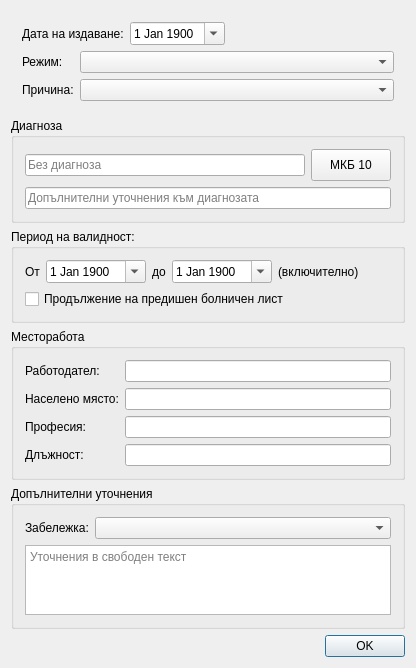
Before: the Qt Designer form src/View/Widgets/SickLeaveDialog.ui in thefinalcutbg/DinoDent, drawn with Qt 5.
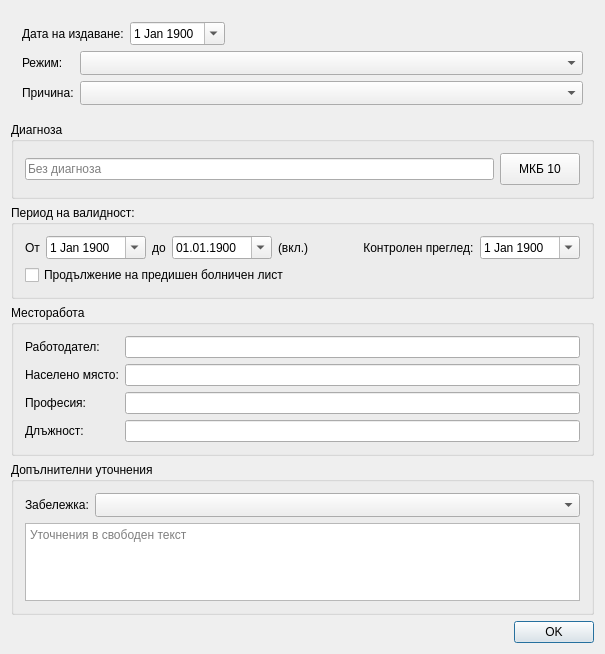
After: the same form once the commit is applied. Custom widgets are drawn as their Qt base class.

```diff
--- a/src/View/Widgets/SickLeaveDialog.ui
+++ b/src/View/Widgets/SickLeaveDialog.ui
@@ -6,8 +6,8 @@
    <rect>
     <x>0</x>
     <y>0</y>
-    <width>416</width>
-    <height>637</height>
+    <width>605</width>
+    <height>654</height>
    </rect>
   </property>
   <property name="windowTitle">
@@ -114,6 +114,9 @@
               <verstretch>0</verstretch>
              </sizepolicy>
             </property>
+            <property name="sizeAdjustPolicy">
+             <enum>QComboBox::SizeAdjustPolicy::AdjustToMinimumContentsLengthWithIcon</enum>
+            </property>
            </widget>
           </item>
           <item>
@@ -124,6 +127,9 @@
               <verstretch>0</verstretch>
              </sizepolicy>
             </property>
+            <property name="sizeAdjustPolicy">
+             <enum>QComboBox::SizeAdjustPolicy::AdjustToMinimumContentsLengthWithIcon</enum>
+            </property>
            </widget>
           </item>
          </layout>
@@ -175,19 +181,6 @@
         </item>
        </layout>
       </item>
-      <item>
-       <widget class="AutoCompleteLineEdit" name="diagDescrEdit">
-        <property name="text">
-         <string/>
-        </property>
-        <property name="maxLength">
-         <number>1000</number>
-        </property>
-        <property name="placeholderText">
-         <string>Допълнителни уточнения към диагнозата</string>
-        </property>
-       </widget>
-      </item>
      </layout>
     </widget>
    </item>
@@ -222,12 +215,12 @@
           </property>
           <property name="maximumDateTime">
            <datetime>
-            <hour>5</hour>
+            <hour>23</hour>
             <minute>59</minute>
             <second>59</second>
             <year>9999</year>
             <month>12</month>
-            <day>27</day>
+            <day>26</day>
            </datetime>
           </property>
           <property name="minimumDate">
@@ -272,12 +265,12 @@
           </property>
           <property name="maximumDateTime">
            <datetime>
-            <hour>3</hour>
+            <hour>23</hour>
             <minute>59</minute>
             <second>59</second>
             <year>9999</year>
             <month>12</month>
-            <day>27</day>
+            <day>26</day>
            </datetime>
           </property>
           <property name="minimumDate">
@@ -287,6 +280,9 @@
             <day>1</day>
            </date>
           </property>
+          <property name="displayFormat">
+           <string>dd.MM.yyyy</string>
+          </property>
           <property name="calendarPopup">
            <bool>true</bool>
           </property>
@@ -308,18 +304,85 @@
            </sizepolicy>
           </property>
           <property name="text">
-           <string>(включително)</string>
+           <string>(вкл.)</string>
+          </property>
+         </widget>
+        </item>
+        <item>
+         <widget class="QLabel" name="label_12">
+          <property name="text">
+           <string> Контролен преглед:</string>
+          </property>
+         </widget>
+        </item>
+        <item>
+         <widget class="DateEdit" name="checkupDate">
+          <property name="minimumSize">
+           <size>
+            <width>100</width>
+            <height>0</height>
+           </size>
+          </property>
+          <property name="buttonSymbols">
+           <enum>QAbstractSpinBox::ButtonSymbols::NoButtons</enum>
+          </property>
+          <property name="showGroupSeparator" stdset="0">
+           <bool>false</bool>
+          </property>
+          <property name="maximumDateTime">
+           <datetime>
+            <hour>21</hour>
+            <minute>59</minute>
+            <second>59</second>
+            <year>9999</year>
+            <month>12</month>
+            <day>26</day>
+           </datetime>
+          </property>
+          <property name="minimumDate">
+           <date>
+            <year>1900</year>
+            <month>1</month>
+            <day>1</day>
+           </date>
+          </property>
+          <property name="calendarPopup">
+           <bool>true</bool>
+          </property>
+          <property name="date">
+           <date>
+            <year>1900</year>
+            <month>1</month>
+            <day>1</day>
+           </date>
           </property>
          </widget>
         </item>
        </layout>
       </item>
       <item>
-       <widget class="QCheckBox" name="continuationCheck">
-        <property name="text">
-         <string>Продължение на предишен болничен лист</string>
-        </property>
-       </widget>
+       <layout class="QHBoxLayout" name="horizontalLayout_7">
+        <item>
+         <widget class="QCheckBox" name="continuationCheck">
+          <property name="text">
+           <string>Продължение на предишен болничен лист</string>
+          </property>
+         </widget>
+        </item>
+        <item>
+         <spacer name="horizontalSpacer">
+          <property name="orientation">
+           <enum>Qt::Orientation::Horizontal</enum>
+          </property>
+          <property name="sizeHint" stdset="0">
+           <size>
+            <width>40</width>
+            <height>20</height>
+           </size>
+          </property>
+         </spacer>
+        </item>
+       </layout>
       </item>
      </layout>
     </widget>
@@ -448,7 +511,7 @@
            </sizepolicy>
           </property>
           <property name="sizeAdjustPolicy">
-           <enum>QComboBox::SizeAdjustPolicy::AdjustToContents</enum>
+           <enum>QComboBox::SizeAdjustPolicy::AdjustToMinimumContentsLengthWithIcon</enum>
           </property>
          </widget>
         </item>
```
Left out of the diff: 2 changed lines with no effect on the pictures.
